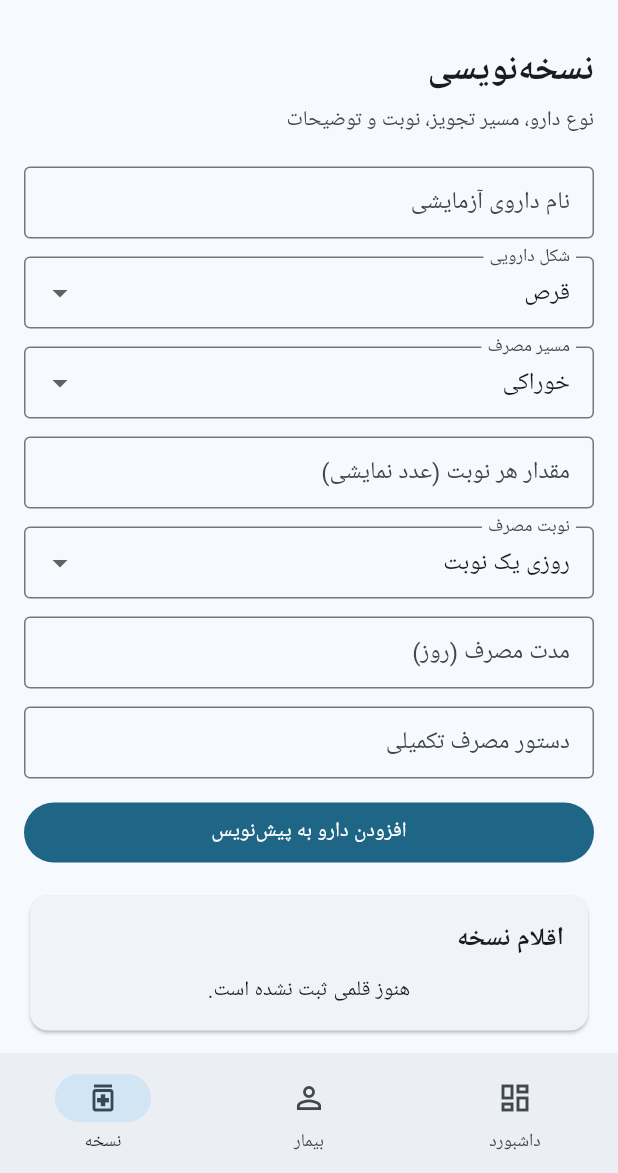
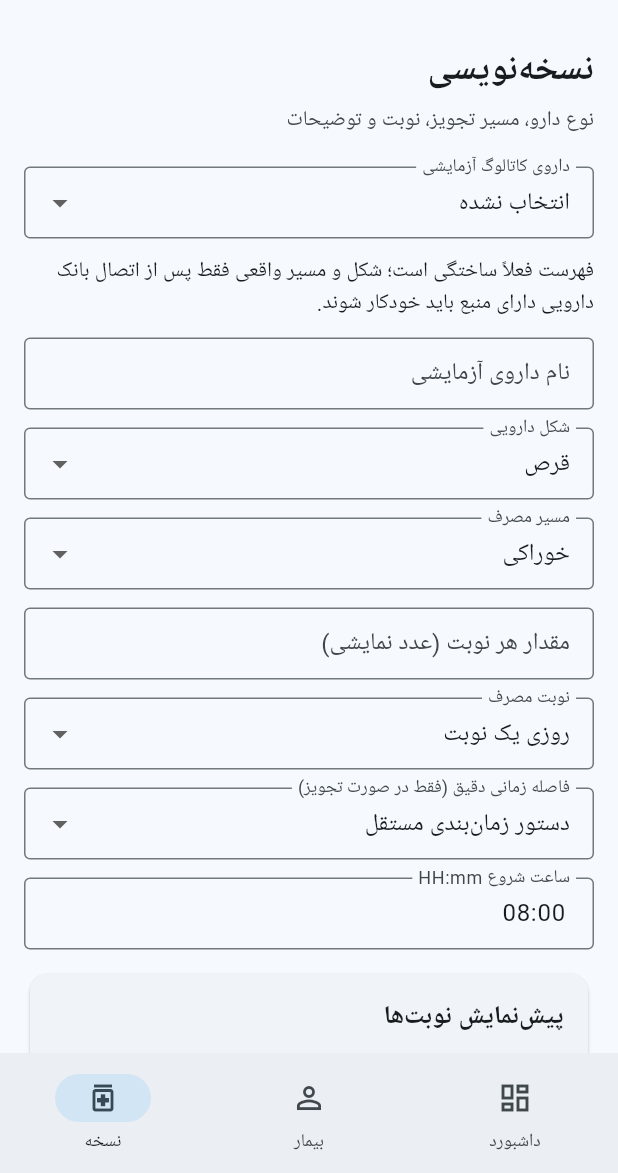
Before and after one commit to lyingtiger88/RxBridge, a Flutter app: the screen it shows after launch, item 3 of the bottom bar chosen, on a phone screen of 412 x 824 dp, the part 63-1236 px from its top. Run offline on Flutter 3.47's test engine with Material 3 defaults, Android fonts, the phone set to English and light mode, and no system bars.

Commit message:
feat(mobile): example drug form and route autofill plus interval scheduling preview

```diff
--- a/apps/mobile/lib/main.dart
+++ b/apps/mobile/lib/main.dart
@@ -1,5 +1,6 @@
 import 'package:flutter/material.dart';
 import 'package:flutter_localizations/flutter_localizations.dart';
+import 'dose_schedule.dart';
 
 void main() => runApp(const RxBridgeApp());
 
@@ -44,6 +45,24 @@ class _RxBridgeHomeState extends State<RxBridgeHome> {
   final quantity = TextEditingController();
   final insurance = TextEditingController(text: '0');
   String form = 'قرص', route = 'خوراکی', frequency = 'روزی یک نوبت';
+  String product = 'انتخاب نشده';
+  String interval = 'دستور زمان‌بندی مستقل';
+  final startTime = TextEditingController(text: '08:00');
+  static const demoProducts = <String, (String, String)>{
+    'انتخاب نشده': ('قرص', 'خوراکی'),
+    'TEST-TABLET-A (ساختگی)': ('قرص', 'خوراکی'),
+    'TEST-SYRUP-B (ساختگی)': ('شربت', 'خوراکی'),
+    'TEST-SUPPOSITORY-C (ساختگی)': ('شیاف', 'مقعدی'),
+    'TEST-INJECTION-D (ساختگی)': ('آمپول / ویال', 'عضلانی'),
+  };
+  static const intervals = <String, int>{'دستور زمان‌بندی مستقل': 0, 'هر ۲۴ ساعت': 24, 'هر ۱۲ ساعت': 12, 'هر ۸ ساعت': 8, 'هر ۶ ساعت': 6, 'هر ۴ ساعت': 4};
+  void selectProduct(String p) { product=p; form=demoProducts[p]!.$1;route=demoProducts[p]!.$2;drug.text=p=='انتخاب نشده'?'':p; }
+  String get calculatedSchedule {
+    final hours=intervals[interval]??0;
+    if(hours==0)return 'نوبت روزانه با فاصله دقیق یکی نیست؛ ساعت‌ها را پزشک باید مشخص کند.';
+    try{return exampleTimes(intervalHours:hours,start:startTime.text).join(' ، ');}catch(_){return 'زمان شروع نامعتبر است؛ قالب HH:mm لازم است.';}
+  }
+
   String stage = 'پیش‌نویس';
   final entries = <String>[];
   final timeline = <String>[];
@@ -56,7 +75,7 @@ class _RxBridgeHomeState extends State<RxBridgeHome> {
 
   @override
   void dispose() {
-    for (final c in [patient,age,weight,allergies,drug,amount,days,instructions,custom,reason,unitPrice,quantity,insurance]) { c.dispose(); }
+    for (final c in [patient,age,weight,allergies,drug,amount,days,instructions,custom,reason,unitPrice,quantity,insurance,startTime]) { c.dispose(); }
     super.dispose();
   }
 
@@ -110,6 +129,7 @@ class _RxBridgeHomeState extends State<RxBridgeHome> {
   Future<void> addDraft() async {
     if(stage!='پیش‌نویس'){message('برای افزودن دارو ابتدا نسخه آزمایشی جدید ایجاد کنید.');return;}
     final a=double.tryParse(amount.text.trim()),d=int.tryParse(days.text.trim());
+    if(intervals[interval]!=0 && calculatedSchedule.startsWith('زمان شروع نامعتبر')){message('ساعت شروع نامعتبر است.');return;}
     if(!patient.text.trim().startsWith('TEST-')||drug.text.trim().isEmpty||a==null||!a.isFinite||a<=0||d==null||d<=0){
       message('اطلاعات آزمایشی بیمار، دارو، مقدار و مدت را بررسی کنید.');return;
     }
@@ -119,7 +139,7 @@ class _RxBridgeHomeState extends State<RxBridgeHome> {
     final customNeeded=form=='سایر'||route=='سایر'||frequency=='سایر';
     if(customNeeded){
       if(custom.text.trim().isEmpty||reason.text.trim().isEmpty){message('مقدار و علت سفارشی ضروری است.');return;}
-      final snapshot=[patient.text,drug.text,amount.text,days.text,instructions.text,form,route,frequency,custom.text,reason.text].join('|');
+      final snapshot=[patient.text,drug.text,amount.text,days.text,instructions.text,form,route,frequency,interval,startTime.text,custom.text,reason.text].join('|');
       var confirmed=false;
       final ok=await showDialog<bool>(context:context,builder:(ctx)=>StatefulBuilder(builder:(ctx,update)=>AlertDialog(
         title: const Text('تأیید داده غیراستاندارد'),
@@ -136,7 +156,7 @@ class _RxBridgeHomeState extends State<RxBridgeHome> {
       }
     }
     setState((){
-      entries.add('${drug.text.trim()} | $form | $route | ${amount.text} | $frequency | ${days.text} روز');
+      entries.add('${drug.text.trim()} | $form | $route | ${amount.text} | $frequency | $interval | ${calculatedSchedule} | ${days.text} روز');
       timeline.add('قلم آزمایشی جدید ثبت شد');
       drug.clear();amount.clear();days.clear();instructions.clear();custom.clear();reason.clear();
     });
@@ -145,10 +165,16 @@ class _RxBridgeHomeState extends State<RxBridgeHome> {
 
   Widget prescription() => ListView(padding: const EdgeInsets.all(16),children:[
     title('نسخه‌نویسی','نوع دارو، مسیر تجویز، نوبت و توضیحات'),
+    choice('داروی کاتالوگ آزمایشی',product,demoProducts.keys.toList(),selectProduct),
+    const Text('فهرست فعلاً ساختگی است؛ شکل و مسیر واقعی فقط پس از اتصال بانک دارویی دارای منبع باید خودکار شوند.'),
+    const SizedBox(height: 12),
     field(drug,'نام داروی آزمایشی'),choice('شکل دارویی',form,forms,(v)=>form=v),
     choice('مسیر مصرف',route,routes,(v)=>route=v),
     field(amount,'مقدار هر نوبت (عدد نمایشی)',keyboard: TextInputType.number),
     choice('نوبت مصرف',frequency,frequencies,(v)=>frequency=v),
+    choice('فاصله زمانی دقیق (فقط در صورت تجویز)',interval,intervals.keys.toList(),(v)=>interval=v),
+    field(startTime,'ساعت شروع HH:mm'),
+    panel('پیش‌نمایش نوبت‌ها',Text(calculatedSchedule)),
     field(days,'مدت مصرف (روز)',keyboard:TextInputType.number),
     field(instructions,'دستور مصرف تکمیلی'),
     if(form=='سایر'||route=='سایر'||frequency=='سایر')...[
```
